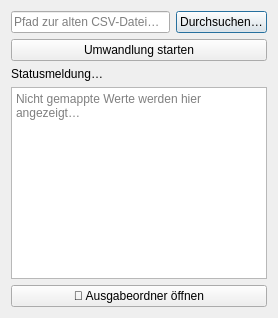
The window that treesta_importer_dialog_base.ui (baumsicht/Treesta_Importer) describes before a commit, drawn with Qt 5.
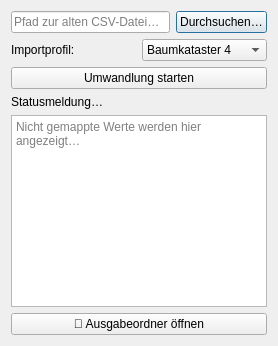
The same window after the commit.

The edit to the form file:
```diff
--- a/treesta_importer_dialog_base.ui
+++ b/treesta_importer_dialog_base.ui
@@ -24,6 +24,34 @@
      </item>
     </layout>
    </item>
+   <item>
+ <layout class="QHBoxLayout" name="profileLayout">
+  <item>
+   <widget class="QLabel" name="labelProfile">
+    <property name="text">
+     <string>Importprofil:</string>
+    </property>
+   </widget>
+  </item>
+  <item>
+   <widget class="QComboBox" name="comboBoxProfile">
+    <property name="editable">
+     <bool>false</bool>
+    </property>
+    <item>
+     <property name="text">
+      <string>Baumkataster 4</string>
+     </property>
+    </item>
+    <item>
+     <property name="text">
+      <string>Baumkataster 3</string>
+     </property>
+    </item>
+   </widget>
+  </item>
+ </layout>
+</item>
    <item>
     <widget class="QPushButton" name="btnConvert">
      <property name="text">
```
